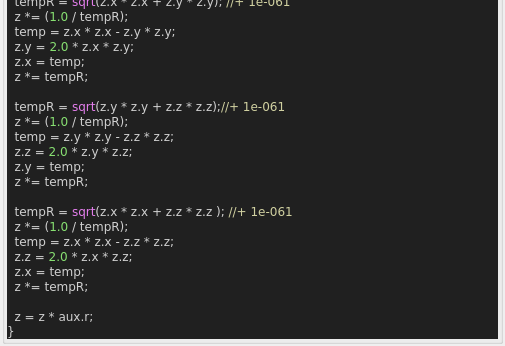
This is mandelbulber2/qt_data/fractal_mandelbulb2.ui in buddhi1980/mandelbulber2 as Qt 5 draws it before an edit; both pictures show x 0 to 505 and y 177 to 523 of the 505 by 523 pixel window. The edited form follows.
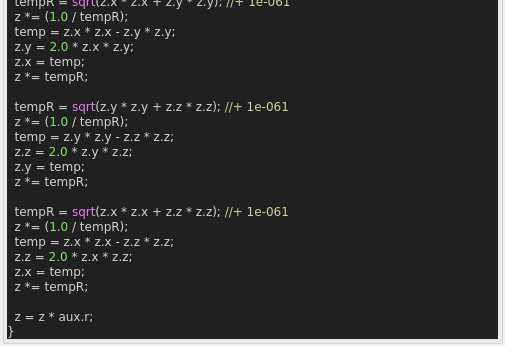
This is the edited form. Custom widgets are drawn as their Qt base class.

Diff of the .ui file:
```diff
--- a/mandelbulber2/qt_data/fractal_mandelbulb2.ui
+++ b/mandelbulber2/qt_data/fractal_mandelbulb2.ui
@@ -82,14 +82,14 @@
   z&lt;span style=&quot;color:#d0d0d0&quot;&gt;.&lt;/span&gt;x &lt;span style=&quot;color:#d0d0d0&quot;&gt;=&lt;/span&gt; temp&lt;span style=&quot;color:#d0d0d0&quot;&gt;;&lt;/span&gt;
   z &lt;span style=&quot;color:#d0d0d0&quot;&gt;*=&lt;/span&gt; tempR&lt;span style=&quot;color:#d0d0d0&quot;&gt;;&lt;/span&gt;
 
-  tempR &lt;span style=&quot;color:#d0d0d0&quot;&gt;=&lt;/span&gt; &lt;span style=&quot;color:#e47eed&quot;&gt;sqrt&lt;/span&gt;&lt;span style=&quot;color:#d0d0d0&quot;&gt;(&lt;/span&gt;z&lt;span style=&quot;color:#d0d0d0&quot;&gt;.&lt;/span&gt;y &lt;span style=&quot;color:#d0d0d0&quot;&gt;*&lt;/span&gt; z&lt;span style=&quot;color:#d0d0d0&quot;&gt;.&lt;/span&gt;y &lt;span style=&quot;color:#d0d0d0&quot;&gt;+&lt;/span&gt; z&lt;span style=&quot;color:#d0d0d0&quot;&gt;.&lt;/span&gt;z &lt;span style=&quot;color:#d0d0d0&quot;&gt;*&lt;/span&gt; z&lt;span style=&quot;color:#d0d0d0&quot;&gt;.&lt;/span&gt;z&lt;span style=&quot;color:#d0d0d0&quot;&gt;);&lt;/span&gt;&lt;span style=&quot;color:#d0d0a0&quot;&gt;//+ 1e-061&lt;/span&gt;
+  tempR &lt;span style=&quot;color:#d0d0d0&quot;&gt;=&lt;/span&gt; &lt;span style=&quot;color:#e47eed&quot;&gt;sqrt&lt;/span&gt;&lt;span style=&quot;color:#d0d0d0&quot;&gt;(&lt;/span&gt;z&lt;span style=&quot;color:#d0d0d0&quot;&gt;.&lt;/span&gt;y &lt;span style=&quot;color:#d0d0d0&quot;&gt;*&lt;/span&gt; z&lt;span style=&quot;color:#d0d0d0&quot;&gt;.&lt;/span&gt;y &lt;span style=&quot;color:#d0d0d0&quot;&gt;+&lt;/span&gt; z&lt;span style=&quot;color:#d0d0d0&quot;&gt;.&lt;/span&gt;z &lt;span style=&quot;color:#d0d0d0&quot;&gt;*&lt;/span&gt; z&lt;span style=&quot;color:#d0d0d0&quot;&gt;.&lt;/span&gt;z&lt;span style=&quot;color:#d0d0d0&quot;&gt;);&lt;/span&gt; &lt;span style=&quot;color:#d0d0a0&quot;&gt;//+ 1e-061&lt;/span&gt;
   z &lt;span style=&quot;color:#d0d0d0&quot;&gt;*= (&lt;/span&gt;&lt;span style=&quot;color:#87df71&quot;&gt;1.0&lt;/span&gt; &lt;span style=&quot;color:#d0d0d0&quot;&gt;/&lt;/span&gt; tempR&lt;span style=&quot;color:#d0d0d0&quot;&gt;);&lt;/span&gt;
   temp &lt;span style=&quot;color:#d0d0d0&quot;&gt;=&lt;/span&gt; z&lt;span style=&quot;color:#d0d0d0&quot;&gt;.&lt;/span&gt;y &lt;span style=&quot;color:#d0d0d0&quot;&gt;*&lt;/span&gt; z&lt;span style=&quot;color:#d0d0d0&quot;&gt;.&lt;/span&gt;y &lt;span style=&quot;color:#d0d0d0&quot;&gt;-&lt;/span&gt; z&lt;span style=&quot;color:#d0d0d0&quot;&gt;.&lt;/span&gt;z &lt;span style=&quot;color:#d0d0d0&quot;&gt;*&lt;/span&gt; z&lt;span style=&quot;color:#d0d0d0&quot;&gt;.&lt;/span&gt;z&lt;span style=&quot;color:#d0d0d0&quot;&gt;;&lt;/span&gt;
   z&lt;span style=&quot;color:#d0d0d0&quot;&gt;.&lt;/span&gt;z &lt;span style=&quot;color:#d0d0d0&quot;&gt;=&lt;/span&gt; &lt;span style=&quot;color:#87df71&quot;&gt;2.0&lt;/span&gt; &lt;span style=&quot;color:#d0d0d0&quot;&gt;*&lt;/span&gt; z&lt;span style=&quot;color:#d0d0d0&quot;&gt;.&lt;/span&gt;y &lt;span style=&quot;color:#d0d0d0&quot;&gt;*&lt;/span&gt; z&lt;span style=&quot;color:#d0d0d0&quot;&gt;.&lt;/span&gt;z&lt;span style=&quot;color:#d0d0d0&quot;&gt;;&lt;/span&gt;
   z&lt;span style=&quot;color:#d0d0d0&quot;&gt;.&lt;/span&gt;y &lt;span style=&quot;color:#d0d0d0&quot;&gt;=&lt;/span&gt; temp&lt;span style=&quot;color:#d0d0d0&quot;&gt;;&lt;/span&gt;
   z &lt;span style=&quot;color:#d0d0d0&quot;&gt;*=&lt;/span&gt; tempR&lt;span style=&quot;color:#d0d0d0&quot;&gt;;&lt;/span&gt;
 
-  tempR &lt;span style=&quot;color:#d0d0d0&quot;&gt;=&lt;/span&gt; &lt;span style=&quot;color:#e47eed&quot;&gt;sqrt&lt;/span&gt;&lt;span style=&quot;color:#d0d0d0&quot;&gt;(&lt;/span&gt;z&lt;span style=&quot;color:#d0d0d0&quot;&gt;.&lt;/span&gt;x &lt;span style=&quot;color:#d0d0d0&quot;&gt;*&lt;/span&gt; z&lt;span style=&quot;color:#d0d0d0&quot;&gt;.&lt;/span&gt;x &lt;span style=&quot;color:#d0d0d0&quot;&gt;+&lt;/span&gt; z&lt;span style=&quot;color:#d0d0d0&quot;&gt;.&lt;/span&gt;z &lt;span style=&quot;color:#d0d0d0&quot;&gt;*&lt;/span&gt; z&lt;span style=&quot;color:#d0d0d0&quot;&gt;.&lt;/span&gt;z &lt;span style=&quot;color:#d0d0d0&quot;&gt;);&lt;/span&gt; &lt;span style=&quot;color:#d0d0a0&quot;&gt;//+ 1e-061&lt;/span&gt;
+  tempR &lt;span style=&quot;color:#d0d0d0&quot;&gt;=&lt;/span&gt; &lt;span style=&quot;color:#e47eed&quot;&gt;sqrt&lt;/span&gt;&lt;span style=&quot;color:#d0d0d0&quot;&gt;(&lt;/span&gt;z&lt;span style=&quot;color:#d0d0d0&quot;&gt;.&lt;/span&gt;x &lt;span style=&quot;color:#d0d0d0&quot;&gt;*&lt;/span&gt; z&lt;span style=&quot;color:#d0d0d0&quot;&gt;.&lt;/span&gt;x &lt;span style=&quot;color:#d0d0d0&quot;&gt;+&lt;/span&gt; z&lt;span style=&quot;color:#d0d0d0&quot;&gt;.&lt;/span&gt;z &lt;span style=&quot;color:#d0d0d0&quot;&gt;*&lt;/span&gt; z&lt;span style=&quot;color:#d0d0d0&quot;&gt;.&lt;/span&gt;z&lt;span style=&quot;color:#d0d0d0&quot;&gt;);&lt;/span&gt; &lt;span style=&quot;color:#d0d0a0&quot;&gt;//+ 1e-061&lt;/span&gt;
   z &lt;span style=&quot;color:#d0d0d0&quot;&gt;*= (&lt;/span&gt;&lt;span style=&quot;color:#87df71&quot;&gt;1.0&lt;/span&gt; &lt;span style=&quot;color:#d0d0d0&quot;&gt;/&lt;/span&gt; tempR&lt;span style=&quot;color:#d0d0d0&quot;&gt;);&lt;/span&gt;
   temp &lt;span style=&quot;color:#d0d0d0&quot;&gt;=&lt;/span&gt; z&lt;span style=&quot;color:#d0d0d0&quot;&gt;.&lt;/span&gt;x &lt;span style=&quot;color:#d0d0d0&quot;&gt;*&lt;/span&gt; z&lt;span style=&quot;color:#d0d0d0&quot;&gt;.&lt;/span&gt;x &lt;span style=&quot;color:#d0d0d0&quot;&gt;-&lt;/span&gt; z&lt;span style=&quot;color:#d0d0d0&quot;&gt;.&lt;/span&gt;z &lt;span style=&quot;color:#d0d0d0&quot;&gt;*&lt;/span&gt; z&lt;span style=&quot;color:#d0d0d0&quot;&gt;.&lt;/span&gt;z&lt;span style=&quot;color:#d0d0d0&quot;&gt;;&lt;/span&gt;
   z&lt;span style=&quot;color:#d0d0d0&quot;&gt;.&lt;/span&gt;z &lt;span style=&quot;color:#d0d0d0&quot;&gt;=&lt;/span&gt; &lt;span style=&quot;color:#87df71&quot;&gt;2.0&lt;/span&gt; &lt;span style=&quot;color:#d0d0d0&quot;&gt;*&lt;/span&gt; z&lt;span style=&quot;color:#d0d0d0&quot;&gt;.&lt;/span&gt;x &lt;span style=&quot;color:#d0d0d0&quot;&gt;*&lt;/span&gt; z&lt;span style=&quot;color:#d0d0d0&quot;&gt;.&lt;/span&gt;z&lt;span style=&quot;color:#d0d0d0&quot;&gt;;&lt;/span&gt;
```
